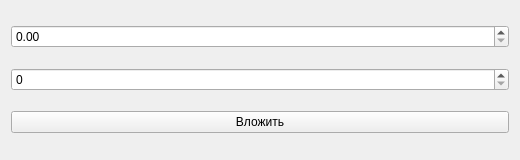
The window that src/app/depositform.ui (ipazzxyz/Modelling) describes before a commit, drawn with Qt 5.
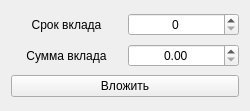
The same window after the commit.

Patch:
```diff
--- a/src/app/depositform.ui
+++ b/src/app/depositform.ui
@@ -6,14 +6,14 @@
    <rect>
     <x>0</x>
     <y>0</y>
-    <width>520</width>
-    <height>160</height>
+    <width>250</width>
+    <height>111</height>
    </rect>
   </property>
   <property name="minimumSize">
    <size>
-    <width>300</width>
-    <height>160</height>
+    <width>250</width>
+    <height>111</height>
    </size>
   </property>
   <property name="windowTitle">
@@ -21,10 +21,46 @@
   </property>
   <layout class="QVBoxLayout" name="verticalLayout">
    <item>
-    <widget class="QDoubleSpinBox" name="amount"/>
+    <layout class="QHBoxLayout" name="_1">
+     <item>
+      <widget class="QLabel" name="__1">
+       <property name="text">
+        <string>Срок вклада</string>
+       </property>
+       <property name="alignment">
+        <set>Qt::AlignCenter</set>
+       </property>
+      </widget>
+     </item>
+     <item>
+      <widget class="QSpinBox" name="month">
+       <property name="alignment">
+        <set>Qt::AlignCenter</set>
+       </property>
+      </widget>
+     </item>
+    </layout>
    </item>
    <item>
-    <widget class="QSpinBox" name="month"/>
+    <layout class="QHBoxLayout" name="_0">
+     <item>
+      <widget class="QLabel" name="__0">
+       <property name="text">
+        <string>Сумма вклада</string>
+       </property>
+       <property name="alignment">
+        <set>Qt::AlignCenter</set>
+       </property>
+      </widget>
+     </item>
+     <item>
+      <widget class="QDoubleSpinBox" name="amount">
+       <property name="alignment">
+        <set>Qt::AlignCenter</set>
+       </property>
+      </widget>
+     </item>
+    </layout>
    </item>
    <item>
     <widget class="QPushButton" name="confirm">
```
